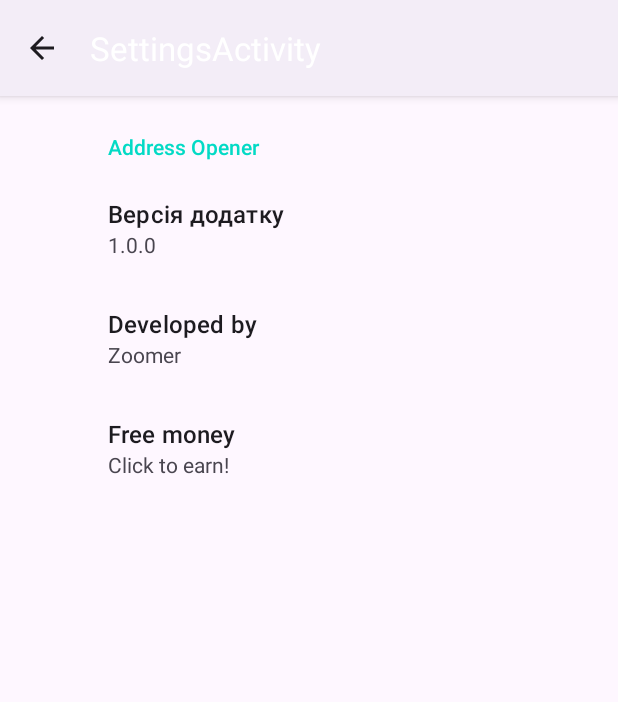
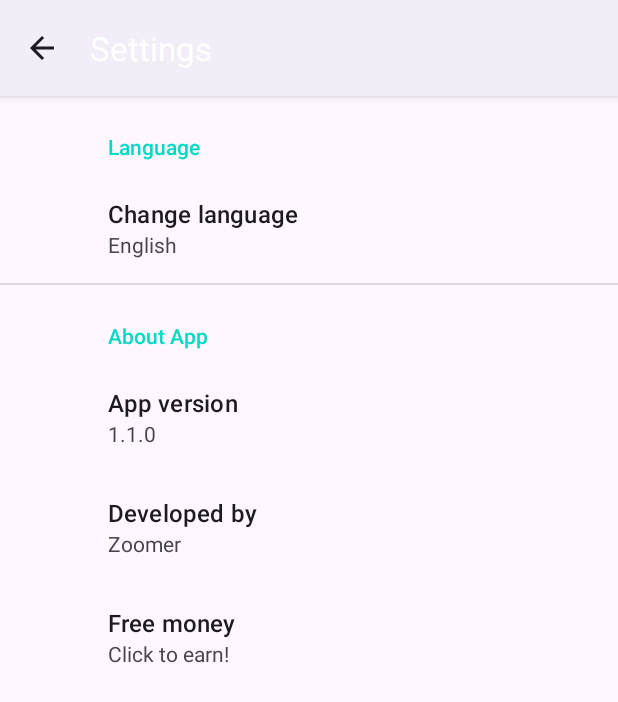
Before and after one commit to Zoom9r/address-opener, an Android app built with Jetpack Compose: the SettingsActivity screen opened directly, with no data from a screen before it, on a phone screen of 412 x 824 dp. Shown: the top 702 px of the screen. Run offline under Robolectric (Android 15) with nearby library versions, the phone set to English and light mode, and no system bars; our stand-ins replace androidx.preference.

Commit message:
Added language switch feature in settings

```diff
--- /dev/null
+++ b/app/src/main/java/com/example/addressopener/LocaleHelper.kt
@@ -0,0 +1,25 @@
+package com.example.addressopener
+
+import android.content.Context
+import android.content.res.Configuration
+import androidx.preference.PreferenceManager
+import java.util.Locale
+
+object LocaleHelper {
+    fun applyLocale(context: Context, language: String): Context {
+        val locale = Locale(language)
+        Locale.setDefault(locale)
+
+        val resources = context.resources
+        val config = Configuration(resources.configuration)
+        config.setLocale(locale)
+
+        return context.createConfigurationContext(config)
+    }
+
+    fun applyLocale(base: Context): Context {
+        val sharedPreferences = PreferenceManager.getDefaultSharedPreferences(base)
+        val language = sharedPreferences.getString("language", "en") ?: "en"
+        return applyLocale(base, language)
+    }
+}
--- a/app/src/main/java/com/example/addressopener/MainAddressAdapter.kt
+++ b/app/src/main/java/com/example/addressopener/MainAddressAdapter.kt
@@ -24,7 +24,7 @@ class MainAddressAdapter(
         // Відображення підказки (близькі АО-адреси)
         val hint = address["hint"]
         if (!hint.isNullOrEmpty()) {
-            holder.hintTextView.text = "Поруч:\n$hint"
+            holder.hintTextView.text = "${holder.itemView.context.getString(R.string.near_hint)}\n$hint"
             holder.hintTextView.visibility = View.VISIBLE
         } else {
             holder.hintTextView.visibility = View.GONE
--- a/app/src/main/java/com/example/addressopener/SettingsActivity.kt
+++ b/app/src/main/java/com/example/addressopener/SettingsActivity.kt
@@ -1,46 +1,73 @@
 package com.example.addressopener
 
+import android.content.Context
 import android.content.Intent
-import android.net.Uri
 import android.os.Bundle
 import androidx.appcompat.app.AppCompatActivity
-import androidx.preference.Preference
-import androidx.preference.PreferenceFragmentCompat
+import androidx.preference.ListPreference
+import androidx.preference.PreferenceManager
 
 class SettingsActivity : AppCompatActivity() {
+    override fun attachBaseContext(newBase: Context) {
+        super.attachBaseContext(LocaleHelper.applyLocale(newBase))
+    }
 
     override fun onCreate(savedInstanceState: Bundle?) {
         super.onCreate(savedInstanceState)
         setContentView(R.layout.settings_activity)
-        if (savedInstanceState == null) {
-            supportFragmentManager
-                .beginTransaction()
-                .replace(R.id.settings, SettingsFragment())
-                .commit()
-        }
+
+        supportFragmentManager
+            .beginTransaction()
+            .replace(R.id.settings, SettingsFragment())
+            .commit()
+
         supportActionBar?.setDisplayHomeAsUpEnabled(true)
+
+        // Оновлюємо заголовок вручну
+        setTitle(R.string.title_activity_settings)
     }
 
-    class SettingsFragment : PreferenceFragmentCompat() {
+    override fun onSupportNavigateUp(): Boolean {
+        finish()
+        return true
+    }
+
+    class SettingsFragment : androidx.preference.PreferenceFragmentCompat() {
         override fun onCreatePreferences(savedInstanceState: Bundle?, rootKey: String?) {
             setPreferencesFromResource(R.xml.root_preferences, rootKey)
 
-            // Знаходимо пункт "youtube_link"
-            val youtubePreference: Preference? = findPreference("youtube_link")
+            val languagePreference: ListPreference? = findPreference("language")
 
-            youtubePreference?.setOnPreferenceClickListener {
-                val intent = Intent(
-                    Intent.ACTION_VIEW,
-                    Uri.parse("https://www.youtube.com/watch?v=dQw4w9WgXcQ&ab_channel=RickAstley")
-                )
+            languagePreference?.setOnPreferenceChangeListener { _, newValue ->
+                val newLanguageCode = newValue as String
+
+                // Отримуємо поточну мову
+                val sharedPreferences =
+                    PreferenceManager.getDefaultSharedPreferences(requireContext())
+                val currentLanguageCode = sharedPreferences.getString("language", "en") ?: "en"
+
+                // Якщо мова не змінилася — нічого не робимо
+                if (newLanguageCode == currentLanguageCode) {
+                    return@setOnPreferenceChangeListener false
+                }
+
+                // Зберігаємо нову мову
+                sharedPreferences.edit().putString("language", newLanguageCode).apply()
+
+                // Оновлюємо локаль перед перезапуском
+                LocaleHelper.applyLocale(requireContext(), newLanguageCode)
+
+                // Перезапускаємо додаток
+                val intent =
+                    requireActivity().packageManager.getLaunchIntentForPackage(requireActivity().packageName)
+                intent?.addFlags(Intent.FLAG_ACTIVITY_CLEAR_TOP or Intent.FLAG_ACTIVITY_NEW_TASK)
+                requireActivity().finishAffinity() // Закриваємо всі активності
                 startActivity(intent)
+
                 true
             }
         }
     }
 
-    override fun onSupportNavigateUp(): Boolean {
-        finish() // Закриваємо активність і повертаємося назад
-        return true
-    }
+
 }
--- a/app/src/main/res/layout/activity_splash.xml
+++ b/app/src/main/res/layout/activity_splash.xml
@@ -8,7 +8,7 @@
         android:id="@+id/splashText"
         android:layout_width="wrap_content"
         android:layout_height="wrap_content"
-        android:text="Zoom9r powered"
+        android:text="@string/developer_info"
         android:textSize="28sp"
         android:textStyle="bold"
         android:fontFamily="sans-serif-medium"
--- a/app/src/main/res/layout/item_address.xml
+++ b/app/src/main/res/layout/item_address.xml
@@ -17,7 +17,7 @@
             android:id="@+id/streetTextView"
             android:layout_width="222dp"
             android:layout_height="match_parent"
-            android:text="Вулиця, будинок"
+            android:text="@string/street_and_house"
             android:textAlignment="textStart"
             android:textColor="@android:color/black"
             android:textSize="17sp" />
@@ -29,7 +29,7 @@
             android:layout_width="132dp"
             android:layout_height="wrap_content"
             android:layout_gravity="end"
-            android:text="Видалити"
+            android:text="@string/delete"
             android:textColor="@android:color/white" />
     </LinearLayout>
     <!-- Підказка (близькі АО-адреси) -->
--- a/app/src/main/res/menu/main_menu.xml
+++ b/app/src/main/res/menu/main_menu.xml
@@ -3,6 +3,6 @@
     <item
         android:id="@+id/action_settings"
         android:icon="@drawable/ic_settings"
-        android:title="Settings"
+        android:title="@string/settings_icon"
         app:showAsAction="always" />
 </menu>
--- a/app/src/main/res/values/arrays.xml
+++ b/app/src/main/res/values/arrays.xml
@@ -1,12 +1,11 @@
 <resources>
-    <!-- Reply Preference -->
-    <string-array name="reply_entries">
-        <item>Reply</item>
-        <item>Reply to all</item>
+    <string-array name="language_options">
+        <item>English</item>
+        <item>Українська</item>
     </string-array>
 
-    <string-array name="reply_values">
-        <item>reply</item>
-        <item>reply_all</item>
+    <string-array name="language_values">
+        <item>en</item>
+        <item>uk</item>
     </string-array>
 </resources>
--- a/app/src/main/res/xml/root_preferences.xml
+++ b/app/src/main/res/xml/root_preferences.xml
@@ -1,24 +1,38 @@
 <PreferenceScreen xmlns:app="http://schemas.android.com/apk/res-auto">
 
-    <PreferenceCategory app:title="@string/app_name">
+    <PreferenceCategory app:title="@string/language">
+
+        <ListPreference
+            app:key="language"
+            app:title="@string/language_select"
+            app:dialogTitle="@string/language_select"
+            app:entries="@array/language_options"
+            app:entryValues="@array/language_values"
+            app:defaultValue="en"
+            app:summary="%s" />
+
+    </PreferenceCategory>
+
+
+    <PreferenceCategory app:title="@string/subtitle_settings">
 
         <!-- Відображення версії додатку -->
         <Preference
             app:key="app_version"
-            app:summary="1.0.0"
-            app:title="Версія додатку" />
+            app:summary="1.1.0"
+            app:title="@string/app_version" />
 
         <!-- Відображення імені розробника -->
         <Preference
             app:key="developer_name"
             app:summary="Zoomer"
-            app:title="Developed by" />
+            app:title="@string/developer" />
 
         <!-- Посилання на відео -->
         <Preference
             app:key="youtube_link"
-            app:summary="Click to earn!"
-            app:title="Free money" />
+            app:summary="@string/youtube_header"
+            app:title="@string/youtube_text" />
 
     </PreferenceCategory>
 
--- a/gradle/libs.versions.toml
+++ b/gradle/libs.versions.toml
@@ -1,5 +1,5 @@
 [versions]
-agp = "8.7.3"
+agp = "8.8.1"
 converterGson = "2.9.0"
 coreSplashscreen = "1.0.1"
 kotlin = "2.0.0"
```
Also changed, not shown: app/src/main/java/com/example/addressopener/AOAddressAdapter.kt (+5 -4 lines), app/src/main/java/com/example/addressopener/AOFragment.kt (+20 -10 lines), app/src/main/java/com/example/addressopener/MainActivity.kt (+7 -2 lines), app/src/main/java/com/example/addressopener/MainFragment.kt (+12 -11 lines), app/src/main/res/layout/fragment_ao.xml (+4 -4 lines), app/src/main/res/layout/fragment_main.xml (+4 -4 lines), app/src/main/res/layout/item_address_ao.xml (+4 -4 lines), app/src/main/res/values/strings.xml (+44 -15 lines), gradle/wrapper/gradle-wrapper.properties, 1 other file.
